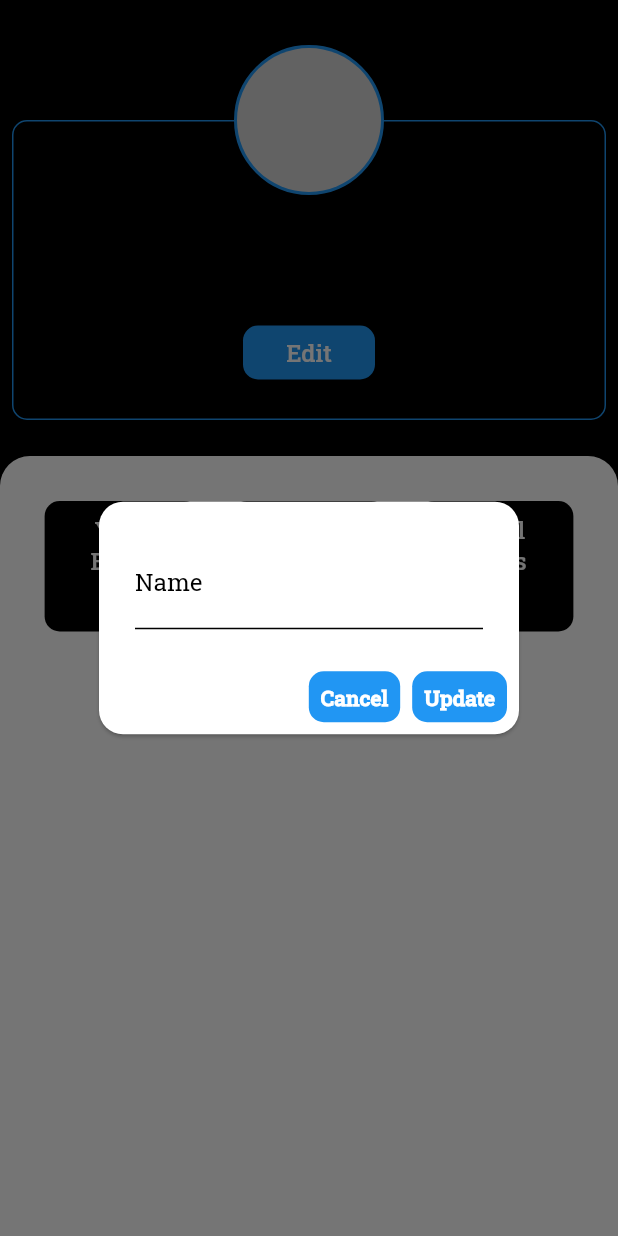
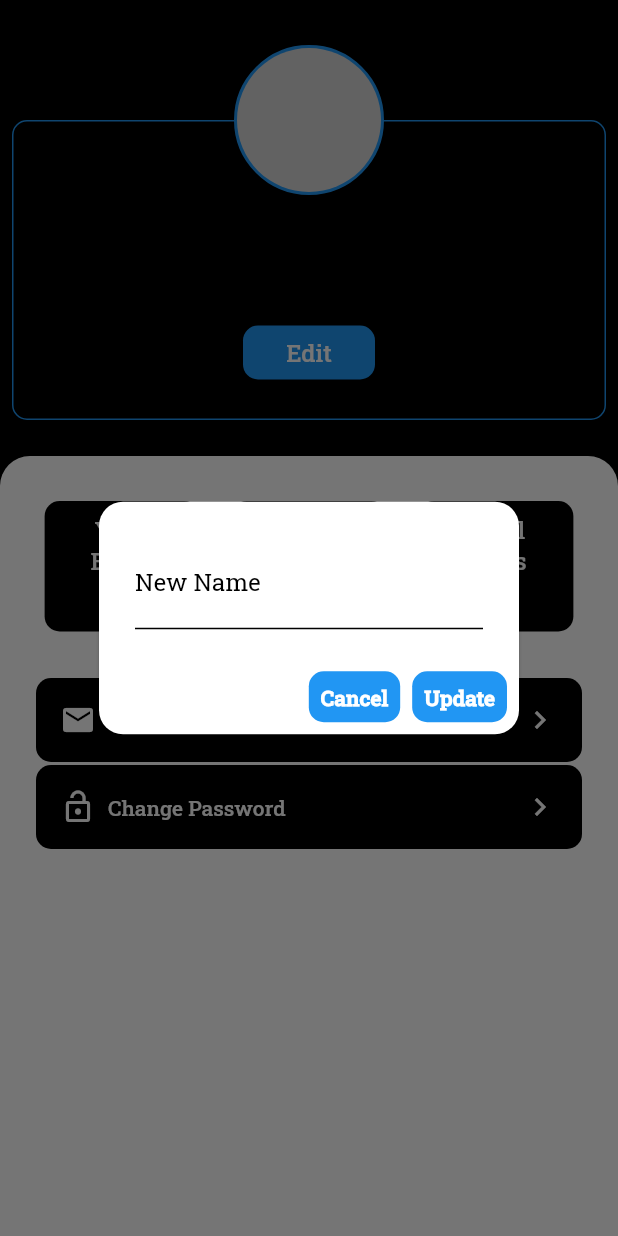
Before and after one commit to Avi-Patel/Blog_App_in_progress, a Flutter app: the UserProfile screen opened directly, after a tap on "Edit", on a phone screen of 412 x 824 dp. Run offline on Flutter 3.47's test engine with Material 2 defaults, Android fonts, the phone set to English and light mode, and no system bars; drawn by our look-alikes of cached_network_image; our stand-ins replace cloud_firestore, dropdown_formfield, email_validator, firebase_auth, firebase_core, firebase_storage and 6 more; missing offline and left inert: html_editor; accounts and stored records are empty; network calls fail.

Commit message:
with change password

```diff
--- a/lib/Profile/user_profile.dart
+++ b/lib/Profile/user_profile.dart
@@ -1,3 +1,4 @@
+import 'package:blogging_app/Profile/change_password.dart';
 import 'package:blogging_app/Profile/change_pro_pic.dart';
 import 'package:blogging_app/Profile/personal_blog.dart';
 import 'package:blogging_app/Profile/saved_blogs.dart';
@@ -5,6 +6,7 @@ import 'package:blogging_app/helper_functions.dart';
 import 'package:cached_network_image/cached_network_image.dart';
 import 'package:cloud_firestore/cloud_firestore.dart';
 import 'package:firebase_auth/firebase_auth.dart';
+import 'package:firebase_core/firebase_core.dart';
 import 'package:flutter/material.dart';
 
 class UserProfile extends StatefulWidget {
@@ -312,12 +314,69 @@ class _UserProfileState extends State<UserProfile> {
     );
   }
 
-  Future<void> _showDialog()
+  Widget _createRowWithOptions(var prefix, String name, var suffix)
   {
-    var name;
+    return GestureDetector(
+      child: Container(
+        margin: EdgeInsets.symmetric(horizontal: 16.0,vertical: 1.0),
+        padding: EdgeInsets.symmetric(horizontal: 16.0,vertical: 16.0),
+        decoration: BoxDecoration(
+          borderRadius: BorderRadius.circular(10),
+          color: Colors.black,
+        ),
+        child: Row(
+          mainAxisAlignment: MainAxisAlignment.spaceBetween,
+          children: [
+            Row(
+              children: [
+                Icon(
+                  prefix,
+                  color: Colors.white,
+                ),
+                SizedBox(width: 8.0,),
+                Text(
+                  name,
+                  style: TextStyle(
+                    fontWeight: FontWeight.w500,
+                    color: Colors.white
+                  ),
+                )
+              ],
+            ),
+            Icon(
+              suffix,
+              color: Colors.white
+            ),
+          ],
+        ),
+      ),
+      onTap: ()
+      {
+        if(name=="Change Password")
+        {
+          Navigator.of(context)
+          .push(MaterialPageRoute(builder: (context) => ChangePassword()))
+          .then((msg){
+            if(msg!=null)
+            {
+              _helper.show(msg);
+              _helper.flushbar.show(context);
+            }
+          });
+        }
+      },
+    );
+  }
+
+
+  Future<void> _showDialogName()
+  {
+    var value;
+    var isLoading=false;
     return showDialog(
       context: context,
-      builder: (context)=> AlertDialog(
+      builder: (context){
+        return AlertDialog(
           title: Column(
             children: [
               TextField(
@@ -330,24 +389,31 @@ class _UserProfileState extends State<UserProfile> {
                       color: Colors.black
                     )
                   ),
-                labelText: "Name",
-                hintText: "Enter name here",
+                  labelText: "New Name",
+                  hintText: "Enter new name",
                   labelStyle: TextStyle(
                     color: Colors.black
                   ),
                   hintStyle: TextStyle(
-                  color: Colors.black
+                    color: Colors.black,
+                    fontSize: 12.0,
                   ),
                   counterStyle: TextStyle(
                     color: Colors.black
                   ),
                 ),
-              cursorColor: Colors.white,
-
-              onChanged: (value){
+                cursorColor: Colors.black,
+                onChanged: (val){
                   setState(() {
-                  name=value;
+                    value=val;
                   });
+                },
+                onSubmitted: (value)
+                {
+                  if(value==null)
+                  {
+                    return "Name should not be empty";
+                  }
                 },
               )
             ],
@@ -387,7 +453,8 @@ class _UserProfileState extends State<UserProfile> {
               ),
               onTap: (){
                 setState(() {
-                _name=name;
+                  _name=value;
+                  isLoading=true;
                 });
                 _updateName().whenComplete((){
                   Navigator.of(context).pop();
@@ -395,14 +462,17 @@ class _UserProfileState extends State<UserProfile> {
               },
             ),
           ],
-      ),
         );
       }
+    );
+  }
+
 
   @override
   Widget build(BuildContext context) {
     return Scaffold(
       backgroundColor: Colors.black,
+      resizeToAvoidBottomInset: false,
       body: Container(
         margin: EdgeInsets.only(top:30.0),
         child: Column(
@@ -465,7 +535,7 @@ class _UserProfileState extends State<UserProfile> {
                             ),
                           ),
                           onPressed: (){
-                            _showDialog();
+                            _showDialogName();
                           },
                         ),
                       ],
@@ -532,6 +602,7 @@ class _UserProfileState extends State<UserProfile> {
                   color: Colors.white
                 ),
                 child: Column(
+                  mainAxisSize: MainAxisSize.min,
                   children: [
                     Row(
                       mainAxisAlignment: MainAxisAlignment.spaceEvenly,
@@ -541,6 +612,11 @@ class _UserProfileState extends State<UserProfile> {
                         _totalLikes(),
                       ],
                     ),
+                    SizedBox(
+                      height:30.0,
+                    ),
+                    _createRowWithOptions(Icons.email,"Change Email",Icons.chevron_right),
+                    _createRowWithOptions(Icons.lock_open,"Change Password",Icons.chevron_right),
                   ],
                 ),
               ),
```
Lines whose indentation alone changed are shown as unchanged.
